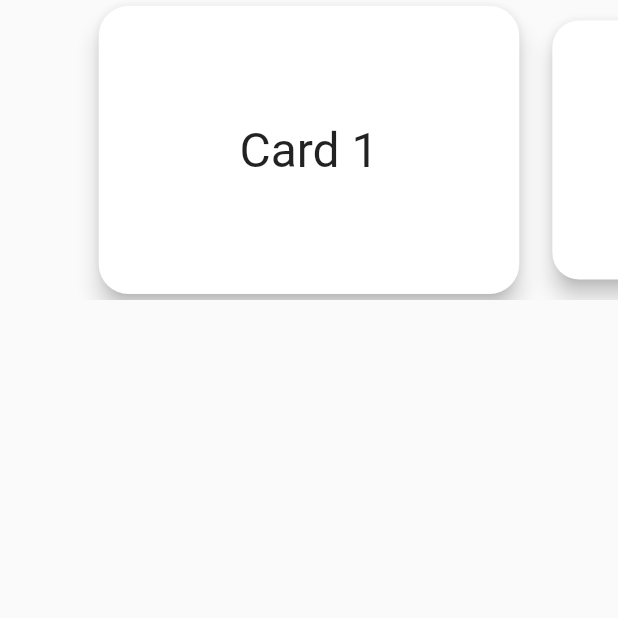
After one commit to sukie2/flutter_google_map, a Flutter app: the LocationCardList screen opened directly, on a phone screen of 412 x 824 dp, the top half of it. The commit adds this screen. Run offline on Flutter 3.47's test engine with Material 2 defaults, Android fonts, the phone set to English and light mode, and no system bars; our stand-ins replace geolocator, google_maps_flutter.

Commit message:
Added bottom list.

```diff
--- /dev/null
+++ b/lib/location_card_list.dart
@@ -0,0 +1,40 @@
+import 'package:flutter/cupertino.dart';
+import 'package:flutter/material.dart';
+
+class LocationCardList extends StatefulWidget {
+  @override
+  State<LocationCardList> createState() => _LocationCardListState();
+}
+
+class _LocationCardListState extends State<LocationCardList> {
+  int _index = 0;
+  @override
+  Widget build(BuildContext context) {
+    return Scaffold(
+      body: SizedBox(
+        height: 200, // card height
+        child: PageView.builder(
+          itemCount: 10,
+          controller: PageController(viewportFraction: 0.7),
+          onPageChanged: (int index) => setState(() => _index = index),
+          itemBuilder: (_, i) {
+            return Transform.scale(
+              scale: i == _index ? 1 : 0.9,
+              child: Card(
+                elevation: 6,
+                shape: RoundedRectangleBorder(
+                    borderRadius: BorderRadius.circular(20)),
+                child: Center(
+                  child: Text(
+                    "Card ${i + 1}",
+                    style: TextStyle(fontSize: 32),
+                  ),
+                ),
+              ),
+            );
+          },
+        ),
+      ),
+    );
+  }
+}
--- a/lib/map_controller.dart
+++ b/lib/map_controller.dart
@@ -43,7 +43,7 @@ class MapController {
       bounds = LatLngBounds(southwest: source, northeast: destination);
     }
 
-    CameraUpdate cameraUpdate = CameraUpdate.newLatLngBounds(bounds, 180);
+    CameraUpdate cameraUpdate = CameraUpdate.newLatLngBounds(bounds, 70);
 
     return checkCameraLocation(cameraUpdate);
   }
```
Also changed, not shown: lib/main.dart (+30 -0 lines).
